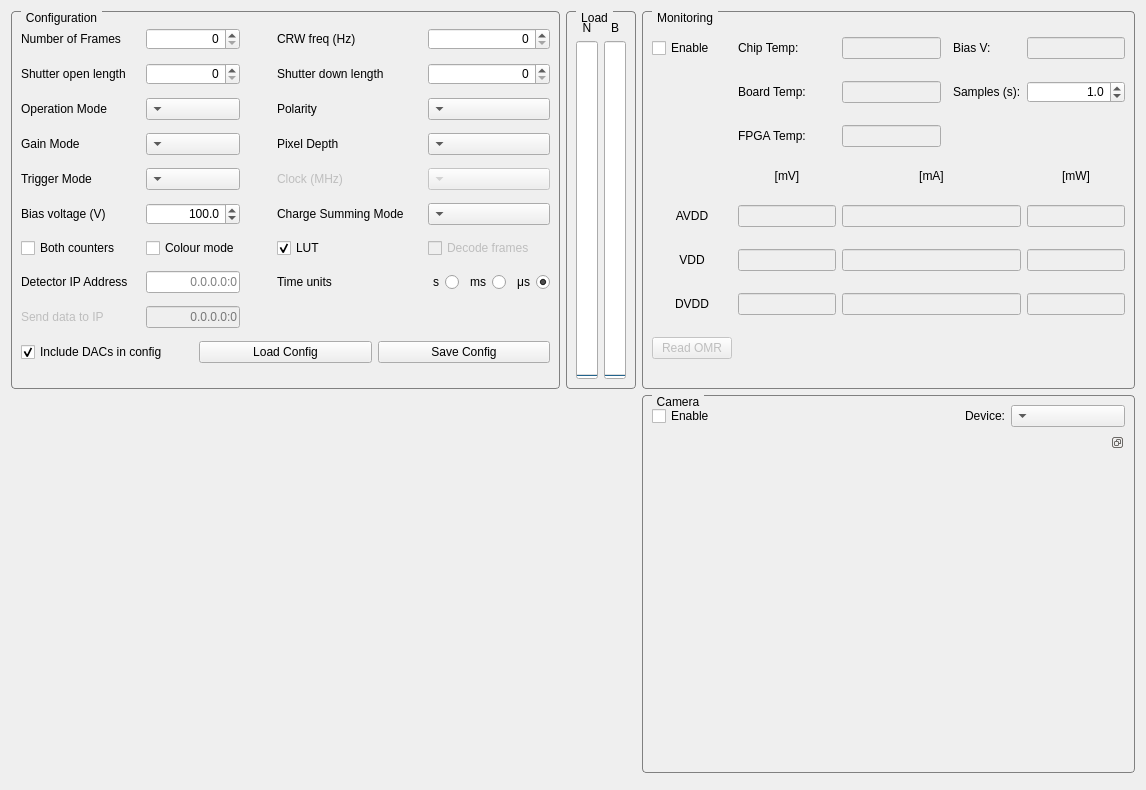
Above: SpidrMpx3Eq/qcstmconfigmonitoring.ui from navrit/dexter before the change. Below: the same form after it.
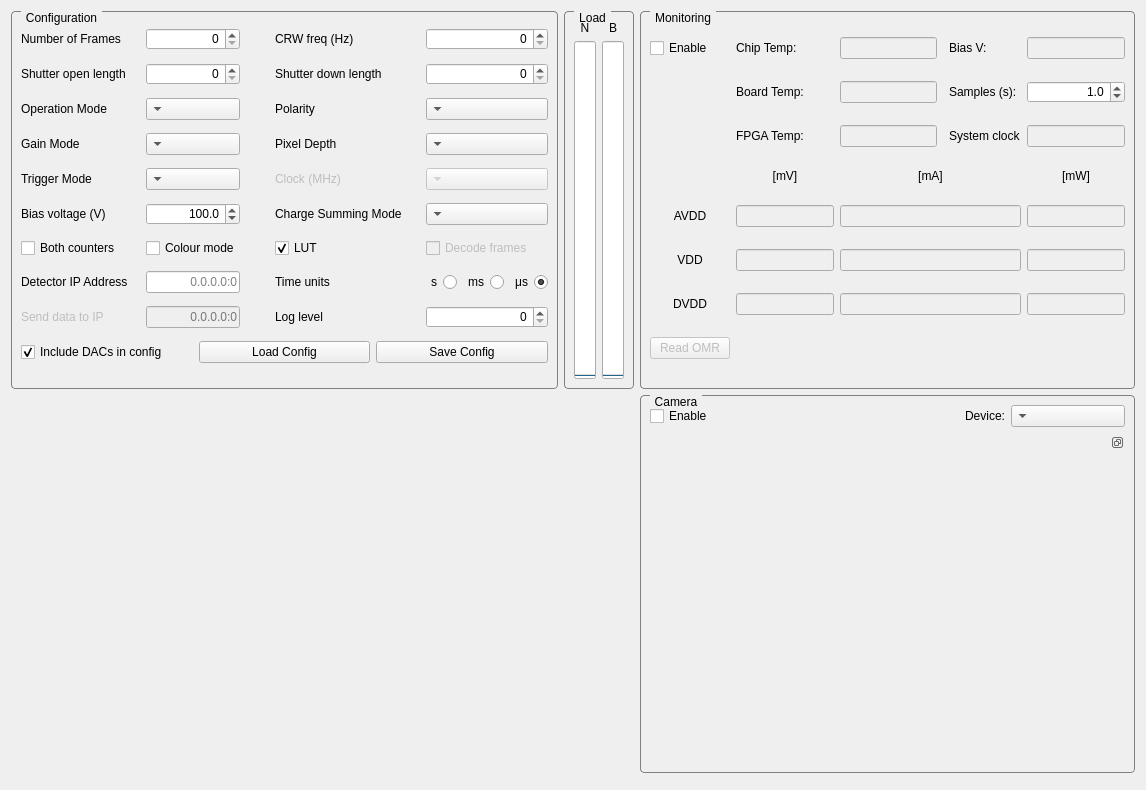
That is the form after the change.

The edit to the form file:
```diff
--- a/SpidrMpx3Eq/qcstmconfigmonitoring.ui
+++ b/SpidrMpx3Eq/qcstmconfigmonitoring.ui
@@ -481,6 +481,20 @@
           </property>
          </widget>
         </item>
+        <item row="8" column="5">
+         <widget class="QLabel" name="label_13">
+          <property name="text">
+           <string>Log level</string>
+          </property>
+         </widget>
+        </item>
+        <item row="8" column="9">
+         <widget class="QSpinBox" name="logLevelSpinner">
+          <property name="alignment">
+           <set>Qt::AlignRight|Qt::AlignTrailing|Qt::AlignVCenter</set>
+          </property>
+         </widget>
+        </item>
        </layout>
        <zorder>label_3</zorder>
        <zorder>operationModeComboBox</zorder>
@@ -875,6 +889,23 @@
           </property>
          </widget>
         </item>
+        <item row="3" column="4">
+         <widget class="QLabel" name="label_14">
+          <property name="text">
+           <string>System clock</string>
+          </property>
+         </widget>
+        </item>
+        <item row="3" column="5">
+         <widget class="QLineEdit" name="systemClockLineEdit">
+          <property name="enabled">
+           <bool>false</bool>
+          </property>
+          <property name="alignment">
+           <set>Qt::AlignCenter</set>
+          </property>
+         </widget>
+        </item>
        </layout>
       </widget>
      </item>
```
Left out of the diff: 2 changed lines with no effect on the pictures.
